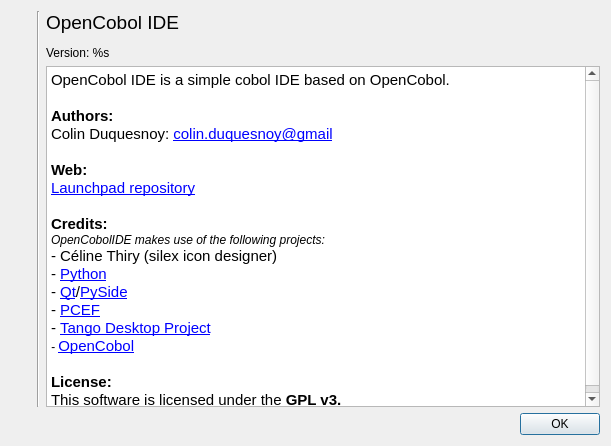
Qt form cobcide/ui/dlg_about.ui (OpenCobolIDE/OpenCobolIDE) before a commit.
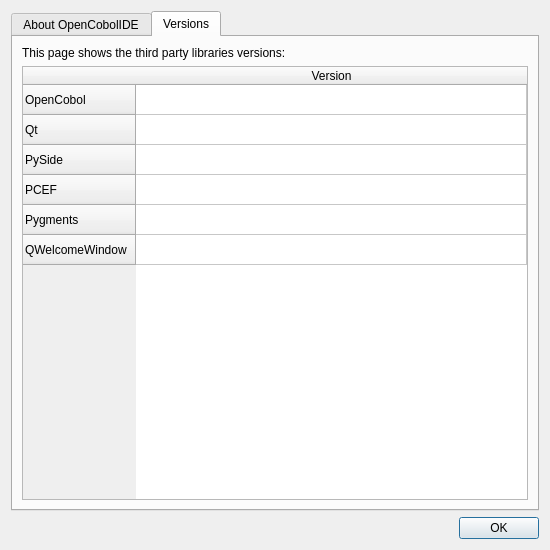
The same form after that commit. Icons and pictures are not drawn.

Commit message: - Added versions table to about dialogs - Added view menu to show toolbars and dock widgets - Added the action for editing preferences

Diff of the .ui file:
```diff
--- a/cobcide/ui/dlg_about.ui
+++ b/cobcide/ui/dlg_about.ui
@@ -6,8 +6,8 @@
    <rect>
     <x>0</x>
     <y>0</y>
-    <width>611</width>
-    <height>446</height>
+    <width>550</width>
+    <height>550</height>
    </rect>
   </property>
   <property name="windowTitle">
@@ -19,6 +19,16 @@
   </property>
   <layout class="QVBoxLayout" name="verticalLayout">
    <item>
+    <widget class="QTabWidget" name="tabWidget">
+     <property name="currentIndex">
+      <number>1</number>
+     </property>
+     <widget class="QWidget" name="tab">
+      <attribute name="title">
+       <string>About OpenCobolIDE</string>
+      </attribute>
+      <layout class="QGridLayout" name="gridLayout">
+       <item row="0" column="0">
     <layout class="QHBoxLayout" name="horizontalLayout">
      <property name="leftMargin">
       <number>0</number>
@@ -90,6 +100,7 @@
 &lt;p style=&quot; margin-top:0px; margin-bottom:0px; margin-left:0px; margin-right:0px; -qt-block-indent:0; text-indent:0px;&quot;&gt;- &lt;a href=&quot;http://python.org/&quot;&gt;&lt;span style=&quot; text-decoration: underline; color:#0000ff;&quot;&gt;Python&lt;/span&gt;&lt;/a&gt;&lt;/p&gt;
 &lt;p style=&quot; margin-top:0px; margin-bottom:0px; margin-left:0px; margin-right:0px; -qt-block-indent:0; text-indent:0px;&quot;&gt;- &lt;a href=&quot;http://qt-project.org/&quot;&gt;&lt;span style=&quot; text-decoration: underline; color:#0000ff;&quot;&gt;Qt&lt;/span&gt;&lt;/a&gt;/&lt;a href=&quot;http://qt-project.org/wiki/Category:LanguageBindings::PySide&quot;&gt;&lt;span style=&quot; text-decoration: underline; color:#0000ff;&quot;&gt;PySide&lt;/span&gt;&lt;/a&gt;&lt;/p&gt;
 &lt;p style=&quot; margin-top:0px; margin-bottom:0px; margin-left:0px; margin-right:0px; -qt-block-indent:0; text-indent:0px;&quot;&gt;- &lt;a href=&quot;https://github.com/ColinDuquesnoy/PCEF&quot;&gt;&lt;span style=&quot; text-decoration: underline; color:#0000ff;&quot;&gt;PCEF&lt;/span&gt;&lt;/a&gt;&lt;/p&gt;
+&lt;p style=&quot; margin-top:0px; margin-bottom:0px; margin-left:0px; margin-right:0px; -qt-block-indent:0; text-indent:0px;&quot;&gt;- &lt;a href=&quot;https://pypi.python.org/pypi/chardet&quot;&gt;&lt;span style=&quot; text-decoration: underline; color:#0000ff;&quot;&gt;chardet&lt;/span&gt;&lt;/a&gt;&lt;/p&gt;
 &lt;p style=&quot; margin-top:0px; margin-bottom:0px; margin-left:0px; margin-right:0px; -qt-block-indent:0; text-indent:0px;&quot;&gt;- &lt;a href=&quot;http://tango.freedesktop.org/&quot;&gt;&lt;span style=&quot; text-decoration: underline; color:#0000ff;&quot;&gt;Tango Desktop Project&lt;/span&gt;&lt;/a&gt;&lt;/p&gt;
 &lt;p style=&quot; margin-top:0px; margin-bottom:0px; margin-left:0px; margin-right:0px; -qt-block-indent:0; text-indent:0px;&quot;&gt;&lt;span style=&quot; font-size:9pt; font-style:italic;&quot;&gt;- &lt;/span&gt;&lt;a href=&quot;http://www.opencobol.org/&quot;&gt;&lt;span style=&quot; text-decoration: underline; color:#0000ff;&quot;&gt;OpenCobol&lt;/span&gt;&lt;/a&gt;&lt;/p&gt;
 &lt;p style=&quot;-qt-paragraph-type:empty; margin-top:0px; margin-bottom:0px; margin-left:0px; margin-right:0px; -qt-block-indent:0; text-indent:0px; text-decoration: underline; color:#0000ff;&quot;&gt;&lt;br /&gt;&lt;/p&gt;
@@ -110,6 +121,81 @@
       </layout>
      </item>
     </layout>
+       </item>
+      </layout>
+     </widget>
+     <widget class="QWidget" name="tab_2">
+      <attribute name="title">
+       <string>Versions</string>
+      </attribute>
+      <layout class="QVBoxLayout" name="verticalLayout_2">
+       <item>
+        <widget class="QLabel" name="label">
+         <property name="text">
+          <string>This page shows the third party libraries versions:</string>
+         </property>
+        </widget>
+       </item>
+       <item>
+        <widget class="QTableWidget" name="tbwVersions">
+         <property name="editTriggers">
+          <set>QAbstractItemView::NoEditTriggers</set>
+         </property>
+         <property name="gridStyle">
+          <enum>Qt::SolidLine</enum>
+         </property>
+         <property name="cornerButtonEnabled">
+          <bool>false</bool>
+         </property>
+         <attribute name="horizontalHeaderStretchLastSection">
+          <bool>true</bool>
+         </attribute>
+         <attribute name="verticalHeaderShowSortIndicator" stdset="0">
+          <bool>false</bool>
+         </attribute>
+         <attribute name="verticalHeaderStretchLastSection">
+          <bool>false</bool>
+         </attribute>
+         <row>
+          <property name="text">
+           <string>OpenCobol</string>
+          </property>
+         </row>
+         <row>
+          <property name="text">
+           <string>Qt</string>
+          </property>
+         </row>
+         <row>
+          <property name="text">
+           <string>PySide</string>
+          </property>
+         </row>
+         <row>
+          <property name="text">
+           <string>PCEF</string>
+          </property>
+         </row>
+         <row>
+          <property name="text">
+           <string>Pygments</string>
+          </property>
+         </row>
+         <row>
+          <property name="text">
+           <string>QWelcomeWindow</string>
+          </property>
+         </row>
+         <column>
+          <property name="text">
+           <string>Version</string>
+          </property>
+         </column>
+        </widget>
+       </item>
+      </layout>
+     </widget>
+    </widget>
    </item>
    <item>
     <widget class="QDialogButtonBox" name="buttonBox">
```
Lines whose indentation alone changed are shown as unchanged. The commit also changes 12 other files.
